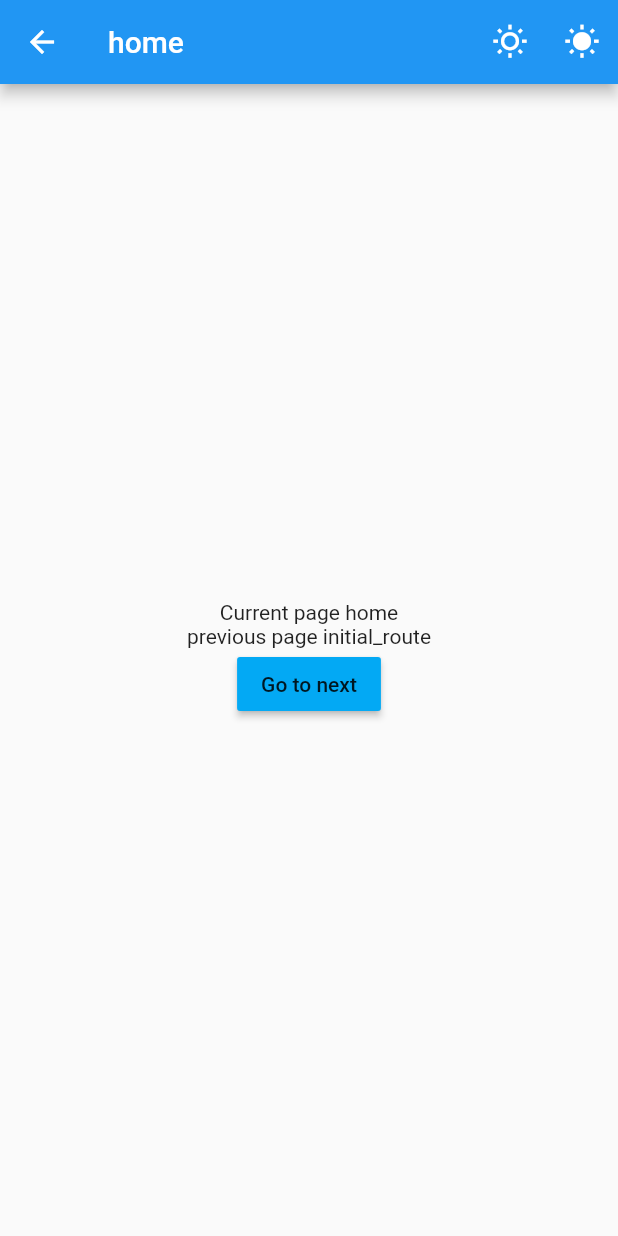
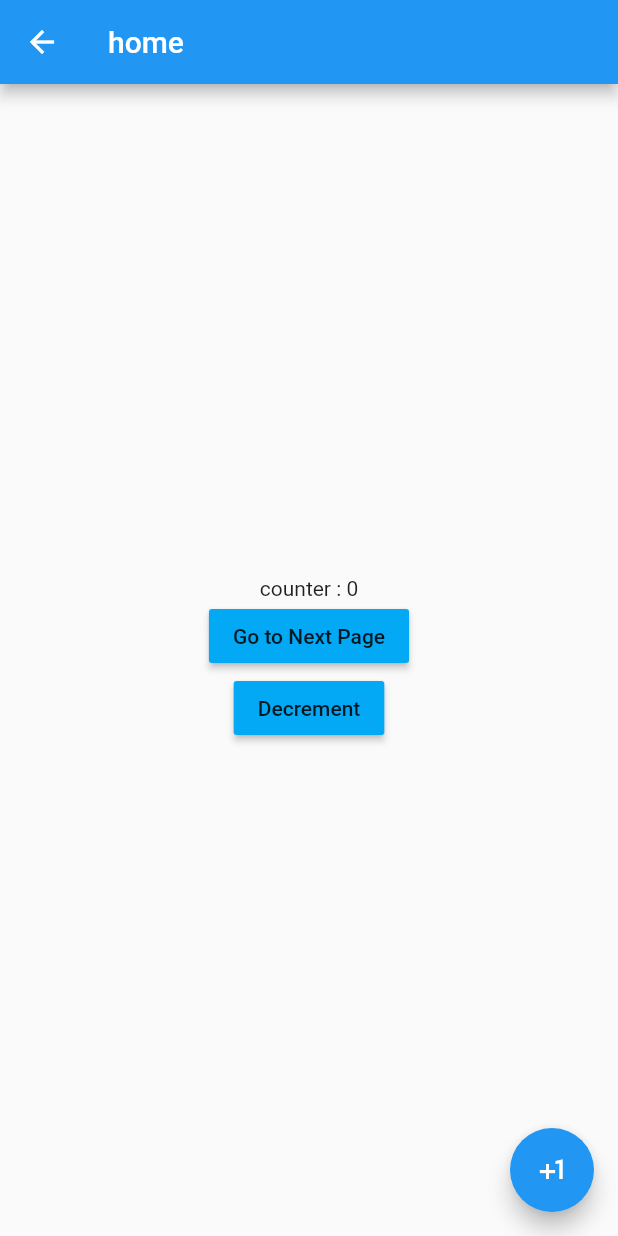
Before and after one commit to shaunhossain/Learn-GetX, a Flutter app: the screen it shows after launch, after a tap on "Go to Home", on a phone screen of 412 x 824 dp. Run offline on Flutter 3.47's test engine with Material 2 defaults, Android fonts, the phone set to English and light mode, and no system bars; our stand-ins replace get.

Commit message:
learn getX binding class

```diff
--- /dev/null
+++ b/lib/my_controller.dart
@@ -0,0 +1,13 @@
+import 'package:get/get.dart';
+
+
+class MyController extends GetxController{
+  var count = 0.obs;
+
+  void increment(){
+    count++;
+  }
+  void decrement(){
+    count--;
+  }
+}
--- a/lib/view/my_home_page.dart
+++ b/lib/view/my_home_page.dart
@@ -1,5 +1,7 @@
 import 'package:flutter/material.dart';
 import 'package:get/get.dart';
+
+import '../my_controller.dart';
 
 class MyHomePage extends StatefulWidget {
   const MyHomePage({Key? key, required this.title}) : super(key: key);
@@ -16,35 +18,40 @@ class _MyHomePageState extends State<MyHomePage> {
     return Scaffold(
       appBar: AppBar(
         title: Text(widget.title),
-        actions: [
-          IconButton(
-              onPressed: () {
-                Get.changeTheme(ThemeData.light());
-              },
-              icon: const Icon(Icons.wb_sunny_outlined)),
-          IconButton(
-              onPressed: () {
-                Get.changeTheme(ThemeData.dark());
-              },
-              icon: const Icon(Icons.wb_sunny))
-        ],
       ),
       body: Center(
         child: Column(
           mainAxisAlignment: MainAxisAlignment.center,
           children: <Widget>[
-            Text("Current page ${Get.parameters["channel"]}"),
-            Text("previous page ${Get.parameters["from"]}"),
+            GetX<MyController>(
+              init: MyController(),
+              builder: (controller){
+                return Text("counter : ${controller.count}");
+              },
+            ),
+
             MaterialButton(
-              onPressed: () {
-                Get.toNamed("/next-page/12345");
+              onPressed: (){
+                Get.toNamed("/next-page/123456");
               },
-              child: const Text("Go to next"),
+              child: const Text("Go to Next Page"),
               color: Colors.lightBlue,
             ),
+            MaterialButton(
+              onPressed: (){
+                Get.find<MyController>().decrement();
+              },
+              child: const Text("Decrement"),
+              color: Colors.lightBlue,
+            )
           ],
         ),
-      ), // This trailing comma makes auto-formatting nicer for build methods.
+      ),
+      floatingActionButton: FloatingActionButton(onPressed: () {
+        Get.find<MyController>().increment();
+      },
+        child: const Icon(Icons.plus_one),
+      ),// This trailing comma makes auto-formatting nicer for build methods.
     );
   }
 }
--- a/lib/view/next_page.dart
+++ b/lib/view/next_page.dart
@@ -1,7 +1,10 @@
 import 'package:flutter/material.dart';
+import 'package:get/get.dart';
 import 'package:get/get_core/src/get_main.dart';
 import 'package:get/get_navigation/src/extension_navigation.dart';
 import 'package:learn_getx/view/my_home_page.dart';
+
+import '../my_controller.dart';
 
 class NextPage extends StatefulWidget {
   const NextPage({Key? key}) : super(key: key);
@@ -22,6 +25,12 @@ class _NextPageState extends State<NextPage> {
           mainAxisAlignment: MainAxisAlignment.center,
           children: <Widget>[
             Text("Current page value ${Get.parameters["someValue"]}"),
+            GetX<MyController>(
+              init: MyController(),
+              builder: (controller){
+                return Text("counter : ${controller.count}");
+              },
+            ),
             MaterialButton(
               onPressed: () {
                 Get.back();
@@ -32,6 +41,11 @@ class _NextPageState extends State<NextPage> {
           ],
         ),
       ),
+      floatingActionButton: FloatingActionButton(onPressed: () {
+        Get.find<MyController>().decrement();
+      },
+        child: const Icon(Icons.plus_one),
+      ),
     );
   }
 }
```
Also changed, not shown: pubspec.lock.
